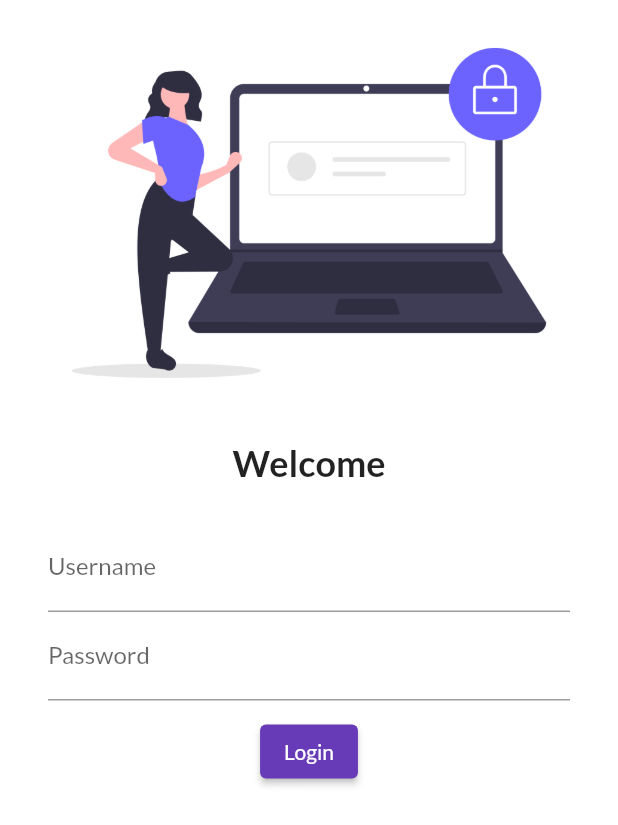
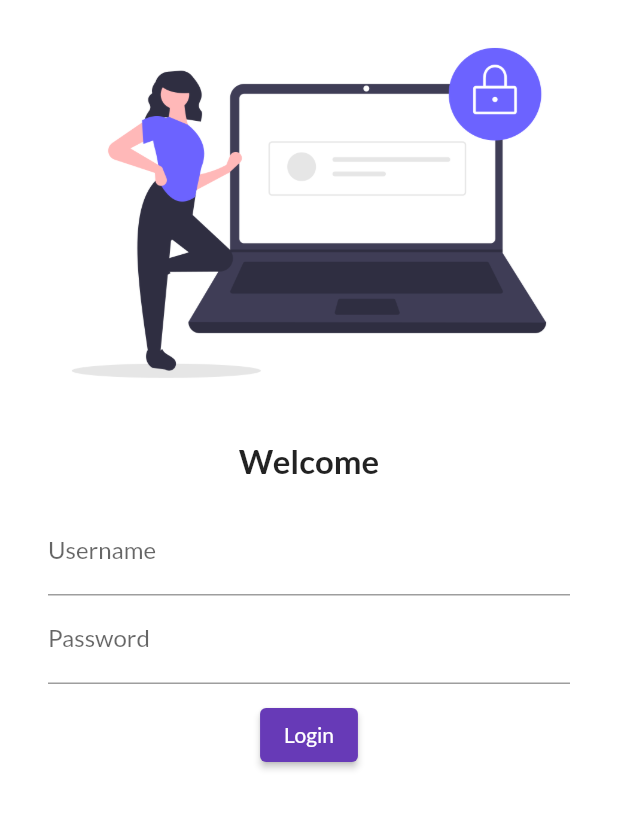
Before and after one commit to engrsadiq13/flutterin30days, a Flutter app: the screen it shows after launch, on a phone screen of 412 x 824 dp. Shown: the top 825 px of the screen. Run offline on Flutter 3.47's test engine with Material 2 defaults, Android fonts, the phone set to English and light mode, and no system bars; our stand-ins replace google_fonts.

Commit message:
day5 committed

```diff
--- a/lib/pages/login_page.dart
+++ b/lib/pages/login_page.dart
@@ -16,13 +16,13 @@ class LoginPage extends StatelessWidget {
           ),
           Text(
             'Welcome',
-            style: TextStyle(fontSize: 24, fontWeight: FontWeight.bold),
+            style: TextStyle(fontSize: 22, fontWeight: FontWeight.bold),
           ),
           SizedBox(
             height: 10,
           ),
           Padding(
-            padding: const EdgeInsets.symmetric(vertical: 16, horizontal: 32),
+            padding: const EdgeInsets.symmetric(vertical: 8, horizontal: 32),
             child: Column(
               children: [
                 TextFormField(
```
